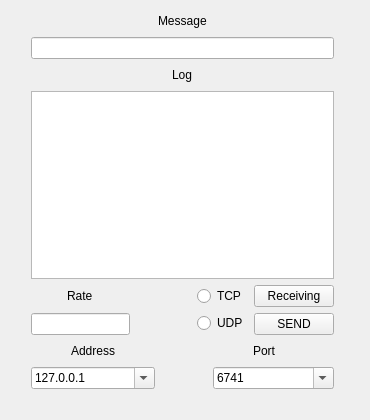
Qt form qt/TcpUdp/mainwindow.ui (Muyk33rus/training) before a commit.
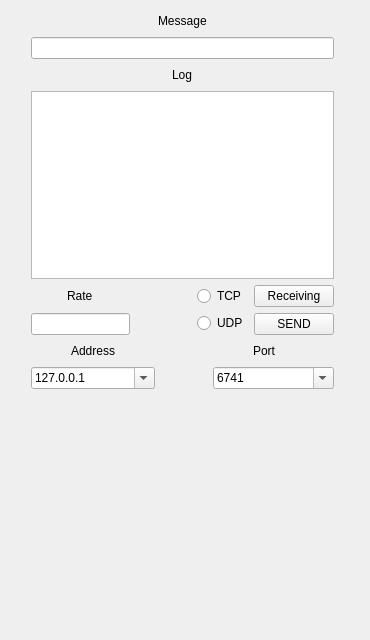
The same form after that commit.

```diff
--- a/qt/TcpUdp/mainwindow.ui
+++ b/qt/TcpUdp/mainwindow.ui
@@ -7,7 +7,7 @@
     <x>0</x>
     <y>0</y>
     <width>370</width>
-    <height>420</height>
+    <height>640</height>
    </rect>
   </property>
   <property name="windowTitle">
@@ -364,6 +364,19 @@
      </item>
     </layout>
    </widget>
+   <widget class="QLabel" name="lol">
+    <property name="geometry">
+     <rect>
+      <x>10</x>
+      <y>409</y>
+      <width>351</width>
+      <height>221</height>
+     </rect>
+    </property>
+    <property name="text">
+     <string/>
+    </property>
+   </widget>
   </widget>
  </widget>
  <layoutdefault spacing="6" margin="11"/>
```
